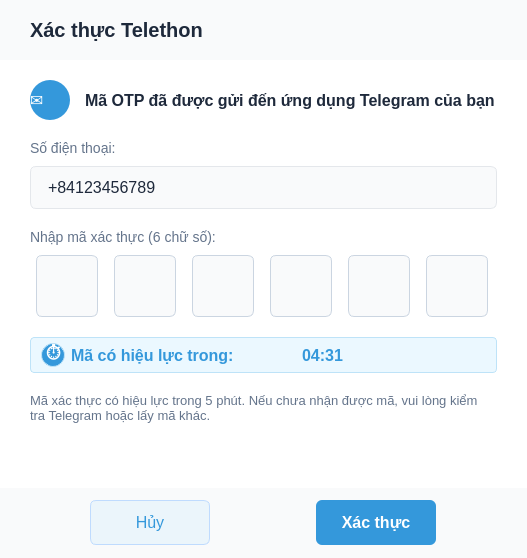
Old version of the form src/ui/qt_designer/otp/otp_verification_modal.ui in the repository henrylenguyen/telegram-video-uploader.
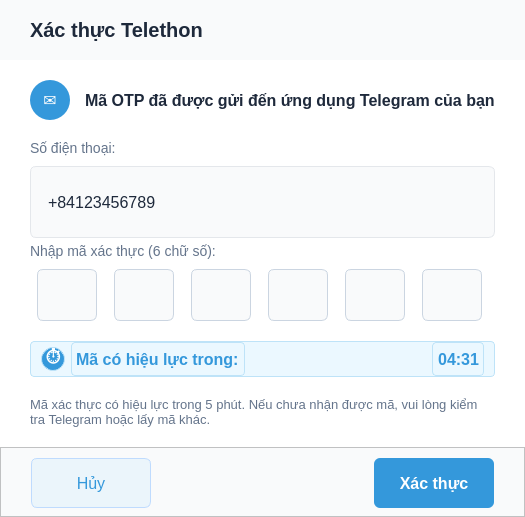
New version of the form.

Commit message: Cập nhật giao diện và cấu hình cho các modal xác thực OTP và cấu hình Telegram, cải thiện kích thước và kiểu dáng của các thành phần UI. Thêm tệp Python được tạo tự động từ giao diện người dùng.

What changed in the file:
```diff
--- a/src/ui/qt_designer/otp/otp_verification_modal.ui
+++ b/src/ui/qt_designer/otp/otp_verification_modal.ui
@@ -7,8 +7,8 @@
             <rect>
                 <x>0</x>
                 <y>0</y>
-                <width>527</width>
-                <height>558</height>
+    <width>500</width>
+    <height>470</height>
             </rect>
         </property>
         <property name="windowTitle">
@@ -48,6 +48,8 @@
     background-color: #FFFFFF;
     font-size: 16px;
     color: #1E293B;
+    min-height: 50px;
+    max-height: 50px;
     font-family: Arial;
 }
 
@@ -74,6 +76,8 @@
     padding: 10px 15px;
     font-size: 16px;
     font-weight: bold;
+    min-height: 50px;
+    max-height: 50px;
     font-family: Arial;
 }
 
@@ -88,6 +92,8 @@
     border-radius: 6px;
     padding: 10px 15px;
     font-size: 16px;
+    min-height: 50px;
+    max-height: 50px;
     font-family: Arial;
 }
 
@@ -225,7 +231,7 @@
                                             <string>✉</string>
                                         </property>
                                         <property name="alignment">
-                                            <set>Qt.AlignCenter</set>
+           <set>Qt::AlignCenter</set>
                                         </property>
                                     </widget>
                                 </item>
@@ -275,13 +281,13 @@
                                         <property name="minimumSize">
                                             <size>
                                                 <width>0</width>
-                                                <height>0</height>
+            <height>50</height>
                                             </size>
                                         </property>
                                         <property name="maximumSize">
                                             <size>
                                                 <width>16777215</width>
-                                                <height>16777215</height>
+            <height>50</height>
                                             </size>
                                         </property>
                                         <property name="styleSheet">
@@ -329,14 +335,14 @@
                                                     name="digit1">
                                                 <property name="minimumSize">
                                                     <size>
-                                                        <width>62</width>
-                                                        <height>62</height>
+              <width>60</width>
+              <height>60</height>
                                                     </size>
                                                 </property>
                                                 <property name="maximumSize">
                                                     <size>
-                                                        <width>62</width>
-                                                        <height>62</height>
+              <width>60</width>
+              <height>60</height>
                                                     </size>
                                                 </property>
                                                 <property name="styleSheet">
@@ -355,10 +361,9 @@
                                                     <number>1</number>
                                                 </property>
                                                 <property name="alignment">
-                                                    <set>Qt.AlignCenter</set>
-                                                </property>
-                                                <property name="class"
-                                                          stdset="0">
+             <set>Qt::AlignCenter</set>
+            </property>
+            <property name="class" stdset="0">
                                                     <string>otpDigit</string>
                                                 </property>
                                             </widget>
@@ -368,14 +373,14 @@
                                                     name="digit2">
                                                 <property name="minimumSize">
                                                     <size>
-                                                        <width>62</width>
-                                                        <height>62</height>
+              <width>60</width>
+              <height>60</height>
                                                     </size>
                                                 </property>
                                                 <property name="maximumSize">
                                                     <size>
-                                                        <width>62</width>
-                                                        <height>62</height>
+              <width>60</width>
+              <height>60</height>
                                                     </size>
                                                 </property>
                                                 <property name="styleSheet">
@@ -391,10 +396,9 @@
                                                     <number>1</number>
                                                 </property>
                                                 <property name="alignment">
-                                                    <set>Qt.AlignCenter</set>
-                                                </property>
-                                                <property name="class"
-                                                          stdset="0">
+             <set>Qt::AlignCenter</set>
+            </property>
+            <property name="class" stdset="0">
                                                     <string>otpDigit</string>
                                                 </property>
                                             </widget>
@@ -404,14 +408,14 @@
                                                     name="digit3">
                                                 <property name="minimumSize">
                                                     <size>
-                                                        <width>62</width>
-                                                        <height>62</height>
+              <width>60</width>
+              <height>60</height>
                                                     </size>
                                                 </property>
                                                 <property name="maximumSize">
                                                     <size>
-                                                        <width>62</width>
-                                                        <height>62</height>
+              <width>60</width>
+              <height>60</height>
                                                     </size>
                                                 </property>
                                                 <property name="styleSheet">
@@ -427,10 +431,9 @@
                                                     <number>1</number>
                                                 </property>
                                                 <property name="alignment">
-                                                    <set>Qt.AlignCenter</set>
-                                                </property>
-                                                <property name="class"
-                                                          stdset="0">
+             <set>Qt::AlignCenter</set>
+            </property>
+            <property name="class" stdset="0">
                                                     <string>otpDigit</string>
                                                 </property>
                                             </widget>
@@ -440,14 +443,14 @@
                                                     name="digit4">
                                                 <property name="minimumSize">
                                                     <size>
-                                                        <width>62</width>
-                                                        <height>62</height>
+              <width>60</width>
+              <height>60</height>
                                                     </size>
                                                 </property>
                                                 <property name="maximumSize">
                                                     <size>
-                                                        <width>62</width>
-                                                        <height>62</height>
+              <width>60</width>
+              <height>60</height>
                                                     </size>
                                                 </property>
                                                 <property name="styleSheet">
@@ -463,10 +466,9 @@
                                                     <number>1</number>
                                                 </property>
                                                 <property name="alignment">
-                                                    <set>Qt.AlignCenter</set>
-                                                </property>
-                                                <property name="class"
-                                                          stdset="0">
+             <set>Qt::AlignCenter</set>
+            </property>
+            <property name="class" stdset="0">
                                                     <string>otpDigit</string>
                                                 </property>
                                             </widget>
@@ -476,14 +478,14 @@
                                                     name="digit5">
                                                 <property name="minimumSize">
                                                     <size>
-                                                        <width>62</width>
-                                                        <height>62</height>
+              <width>60</width>
+              <height>60</height>
                                                     </size>
                                                 </property>
                                                 <property name="maximumSize">
                                                     <size>
-                                                        <width>62</width>
-                                                        <height>62</height>
+              <width>60</width>
+              <height>60</height>
                                                     </size>
                                                 </property>
                                                 <property name="styleSheet">
@@ -499,10 +501,9 @@
                                                     <number>1</number>
                                                 </property>
                                                 <property name="alignment">
-                                                    <set>Qt.AlignCenter</set>
-                                                </property>
-                                                <property name="class"
-                                                          stdset="0">
+             <set>Qt::AlignCenter</set>
+            </property>
+            <property name="class" stdset="0">
                                                     <string>otpDigit</string>
                                                 </property>
                                             </widget>
@@ -512,14 +513,14 @@
                                                     name="digit6">
                                                 <property name="minimumSize">
                                                     <size>
-                                                        <width>62</width>
-                                                        <height>62</height>
+              <width>60</width>
+              <height>60</height>
                                                     </size>
                                                 </property>
                                                 <property name="maximumSize">
                                                     <size>
-                                                        <width>62</width>
-                                                        <height>62</height>
+              <width>60</width>
+              <height>60</height>
                                                     </size>
                                                 </property>
                                                 <property name="styleSheet">
@@ -535,10 +536,9 @@
                                                     <number>1</number>
                                                 </property>
                                                 <property name="alignment">
-                                                    <set>Qt.AlignCenter</set>
-                                                </property>
-                                                <property name="class"
-                                                          stdset="0">
+             <set>Qt::AlignCenter</set>
+            </property>
+            <property name="class" stdset="0">
                                                     <string>otpDigit</string>
                                                 </property>
                                             </widget>
@@ -568,13 +568,12 @@
 border-radius: 4px;</string>
                                 </property>
                                 <property name="frameShape">
-                                    <enum>QFrame.StyledPanel</enum>
+         <enum>QFrame::StyledPanel</enum>
                                 </property>
                                 <property name="frameShadow">
-                                    <enum>QFrame.Raised</enum>
-                                </property>
-                                <property name="class"
-                                          stdset="0">
+         <enum>QFrame::Raised</enum>
+        </property>
+        <property name="class" stdset="0">
                                     <string>statusInfo</string>
                                 </property>
                                 <layout class="QHBoxLayout"
@@ -617,7 +616,7 @@
                                                 <string>⏱</string>
                                             </property>
                                             <property name="alignment">
-                                                <set>Qt.AlignCenter</set>
+            <set>Qt::AlignCenter</set>
                                             </property>
                                         </widget>
                                     </item>
@@ -628,8 +627,7 @@
                                                 <string notr="true">background-color: transparent;
 color: #3498DB;
 font-weight: bold;
-font-size: 16px;
-border: none;</string>
+font-size: 16px;</string>
                                             </property>
                                             <property name="text">
                                                 <string>Mã có hiệu lực trong:</string>
@@ -643,10 +641,9 @@
                                     <item>
                                         <spacer name="horizontalSpacer_3">
                                             <property name="orientation">
-                                                <enum>Qt.Horizontal</enum>
-                                            </property>
-                                            <property name="sizeHint"
-                                                      stdset="0">
+            <enum>Qt::Horizontal</enum>
+           </property>
+           <property name="sizeHint" stdset="0">
                                                 <size>
                                                     <width>40</width>
                                                     <height>20</height>
@@ -661,17 +658,15 @@
                                                 <string notr="true">background-color: transparent;
 color: #3498DB;
 font-weight: bold;
-font-size: 16px;
-border: none;</string>
+font-size: 16px;</string>
                                             </property>
                                             <property name="text">
                                                 <string>04:31</string>
                                             </property>
                                             <property name="alignment">
-                                                <set>Qt.AlignRight|Qt.AlignTrailing|Qt.AlignVCenter</set>
-                                            </property>
-                                            <property name="class"
-                                                      stdset="0">
+            <set>Qt::AlignRight|Qt::AlignTrailing|Qt::AlignVCenter</set>
+           </property>
+           <property name="class" stdset="0">
                                                 <string>timerLabel</string>
                                             </property>
                                         </widget>
@@ -696,10 +691,9 @@
                         <item>
                             <spacer name="verticalSpacer">
                                 <property name="orientation">
-                                    <enum>Qt.Vertical</enum>
-                                </property>
-                                <property name="sizeHint"
-                                          stdset="0">
+         <enum>Qt::Vertical</enum>
+        </property>
+        <property name="sizeHint" stdset="0">
                                     <size>
                                         <width>20</width>
                                         <height>20</height>
@@ -729,13 +723,12 @@
                         <string notr="true">background-color: #F9FAFB;</string>
                     </property>
                     <property name="frameShape">
-                        <enum>QFrame.StyledPanel</enum>
+      <enum>QFrame::StyledPanel</enum>
                     </property>
                     <property name="frameShadow">
-                        <enum>QFrame.Raised</enum>
-                    </property>
-                    <layout class="QHBoxLayout"
-                            name="horizontalLayout_2">
+      <enum>QFrame::Raised</enum>
+     </property>
+     <layout class="QHBoxLayout" name="horizontalLayout_2">
                         <property name="leftMargin">
                             <number>30</number>
                         </property>
@@ -754,13 +747,13 @@
                                 <property name="minimumSize">
                                     <size>
                                         <width>120</width>
-                                        <height>45</height>
+          <height>50</height>
                                     </size>
                                 </property>
                                 <property name="maximumSize">
                                     <size>
                                         <width>120</width>
-                                        <height>45</height>
+          <height>50</height>
                                     </size>
                                 </property>
                                 <property name="styleSheet">
@@ -789,10 +782,9 @@
                         <item>
                             <spacer name="horizontalSpacer">
                                 <property name="orientation">
-                                    <enum>Qt.Horizontal</enum>
-                                </property>
-                                <property name="sizeHint"
-                                          stdset="0">
+         <enum>Qt::Horizontal</enum>
+        </property>
+        <property name="sizeHint" stdset="0">
                                     <size>
                                         <width>40</width>
                                         <height>20</height>
@@ -806,13 +798,13 @@
                                 <property name="minimumSize">
                                     <size>
                                         <width>120</width>
-                                        <height>45</height>
+          <height>50</height>
                                     </size>
                                 </property>
                                 <property name="maximumSize">
                                     <size>
                                         <width>120</width>
-                                        <height>45</height>
+          <height>50</height>
                                     </size>
                                 </property>
                                 <property name="styleSheet">
```
Left out of the diff: 122 changed lines with no effect on the pictures. Lines whose indentation alone changed are shown as unchanged. The commit also changes 7 other files.
